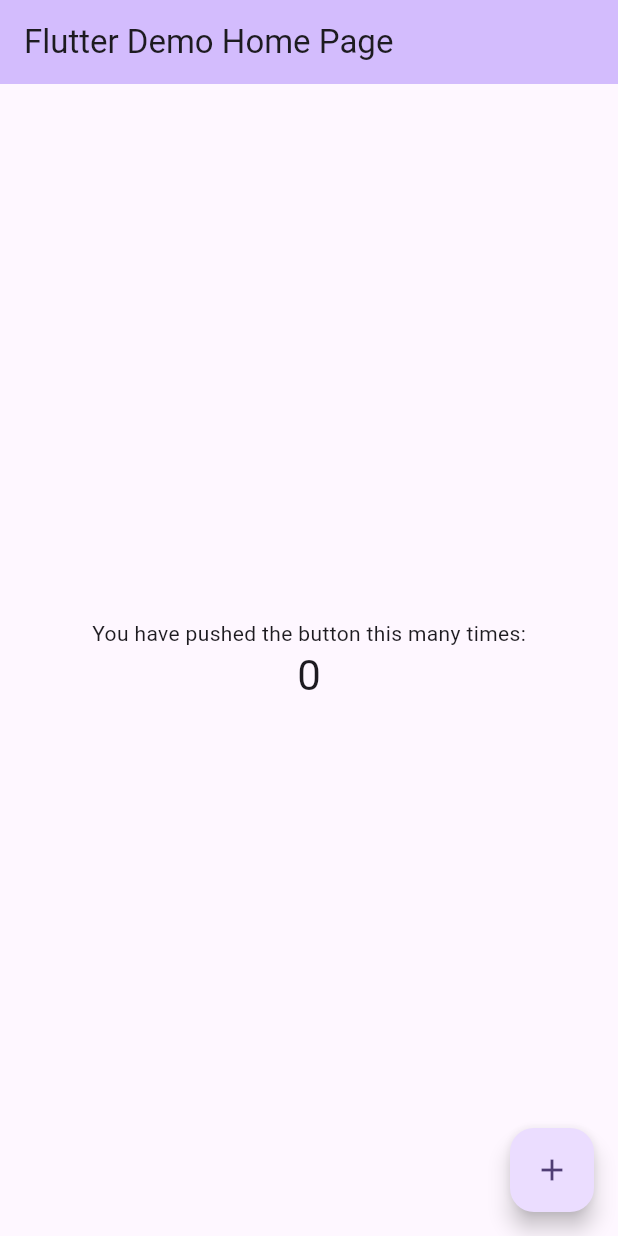
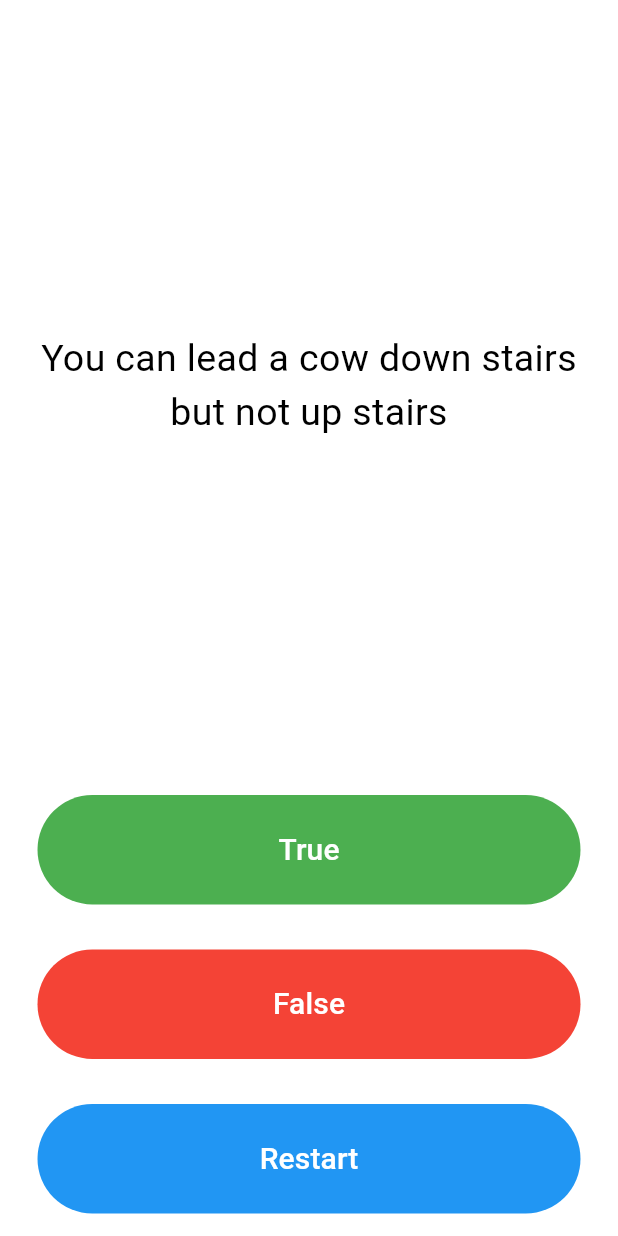
Before and after one commit to the-fanan/quizzler, a Flutter app: the screen it shows after launch, on a phone screen of 412 x 824 dp. Run offline on Flutter 3.47's test engine with Material 3 defaults, Android fonts, the phone set to English and light mode, and no system bars.

Commit message:
feat: my quiz implementation

```diff
--- a/lib/main.dart
+++ b/lib/main.dart
@@ -1,125 +1,166 @@
 import 'package:flutter/material.dart';
 
 void main() {
-  runApp(const MyApp());
+  runApp(const Quizzler());
 }
 
-class MyApp extends StatelessWidget {
-  const MyApp({super.key});
+class QuizzPage extends StatefulWidget {
+  const QuizzPage({super.key});
 
-  // This widget is the root of your application.
   @override
-  Widget build(BuildContext context) {
-    return MaterialApp(
-      title: 'Flutter Demo',
-      theme: ThemeData(
-        // This is the theme of your application.
-        //
-        // TRY THIS: Try running your application with "flutter run". You'll see
-        // the application has a purple toolbar. Then, without quitting the app,
-        // try changing the seedColor in the colorScheme below to Colors.green
-        // and then invoke "hot reload" (save your changes or press the "hot
-        // reload" button in a Flutter-supported IDE, or press "r" if you used
-        // the command line to start the app).
-        //
-        // Notice that the counter didn't reset back to zero; the application
-        // state is not lost during the reload. To reset the state, use hot
-        // restart instead.
-        //
-        // This works for code too, not just values: Most code changes can be
-        // tested with just a hot reload.
-        colorScheme: ColorScheme.fromSeed(seedColor: Colors.deepPurple),
-        useMaterial3: true,
-      ),
-      home: const MyHomePage(title: 'Flutter Demo Home Page'),
-    );
-  }
+  State<QuizzPage> createState() => _QuizzPageState();
 }
 
-class MyHomePage extends StatefulWidget {
-  const MyHomePage({super.key, required this.title});
+class _QuizzPageState extends State<QuizzPage> {
+  List<Icon> scoreKeeper = [];
+  static const List<Map<String, Object>> questions = [
+    {
+      'question': 'You can lead a cow down stairs but not up stairs',
+      'answer': false,
+    },
+    {
+      'question': 'Approximately one quarter of human bones are in the feet',
+      'answer': true,
+    },
+    {
+      'question': 'A slug\'s blood is green',
+      'answer': true,
+    },
+  ];
+  int currentQuestionIndex = 0;
+  String question = questions[0]['question'].toString();
 
-  // This widget is the home page of your application. It is stateful, meaning
-  // that it has a State object (defined below) that contains fields that affect
-  // how it looks.
+  void handleAnswer(bool answer) {
+    Map<String, Object> currentQuestion = questions[currentQuestionIndex];
+    bool expectedAnswer = currentQuestion['answer'].toString() == 'true';
+    Color color = Colors.red;
+    IconData icon = Icons.close;
 
-  // This class is the configuration for the state. It holds the values (in this
-  // case the title) provided by the parent (in this case the App widget) and
-  // used by the build method of the State. Fields in a Widget subclass are
-  // always marked "final".
+    if (answer == expectedAnswer) {
+      color = Colors.green;
+      icon = Icons.check;
+    }
 
-  final String title;
-
-  @override
-  State<MyHomePage> createState() => _MyHomePageState();
-}
-
-class _MyHomePageState extends State<MyHomePage> {
-  int _counter = 0;
-
-  void _incrementCounter() {
     setState(() {
-      // This call to setState tells the Flutter framework that something has
-      // changed in this State, which causes it to rerun the build method below
-      // so that the display can reflect the updated values. If we changed
-      // _counter without calling setState(), then the build method would not be
-      // called again, and so nothing would appear to happen.
-      _counter++;
+      currentQuestionIndex = (currentQuestionIndex + 1) % questions.length;
+      question = questions[currentQuestionIndex]['question'].toString();
+      scoreKeeper.add(Icon(
+        icon,
+        color: color,
+      ));
     });
   }
 
   @override
   Widget build(BuildContext context) {
-    // This method is rerun every time setState is called, for instance as done
-    // by the _incrementCounter method above.
-    //
-    // The Flutter framework has been optimized to make rerunning build methods
-    // fast, so that you can just rebuild anything that needs updating rather
-    // than having to individually change instances of widgets.
-    return Scaffold(
-      appBar: AppBar(
-        // TRY THIS: Try changing the color here to a specific color (to
-        // Colors.amber, perhaps?) and trigger a hot reload to see the AppBar
-        // change color while the other colors stay the same.
-        backgroundColor: Theme.of(context).colorScheme.inversePrimary,
-        // Here we take the value from the MyHomePage object that was created by
-        // the App.build method, and use it to set our appbar title.
-        title: Text(widget.title),
-      ),
-      body: Center(
-        // Center is a layout widget. It takes a single child and positions it
-        // in the middle of the parent.
-        child: Column(
-          // Column is also a layout widget. It takes a list of children and
-          // arranges them vertically. By default, it sizes itself to fit its
-          // children horizontally, and tries to be as tall as its parent.
-          //
-          // Column has various properties to control how it sizes itself and
-          // how it positions its children. Here we use mainAxisAlignment to
-          // center the children vertically; the main axis here is the vertical
-          // axis because Columns are vertical (the cross axis would be
-          // horizontal).
-          //
-          // TRY THIS: Invoke "debug painting" (choose the "Toggle Debug Paint"
-          // action in the IDE, or press "p" in the console), to see the
-          // wireframe for each widget.
-          mainAxisAlignment: MainAxisAlignment.center,
-          children: <Widget>[
-            const Text(
-              'You have pushed the button this many times:',
+    return Column(
+      mainAxisAlignment: MainAxisAlignment.spaceBetween,
+      crossAxisAlignment: CrossAxisAlignment.stretch,
+      children: <Widget>[
+        Expanded(
+          flex: 5,
+          child: Padding(
+            padding: const EdgeInsets.all(10.0),
+            child: Center(
+              child: Text(
+                question,
+                textAlign: TextAlign.center,
+                style: const TextStyle(
+                  fontSize: 25.0,
+                  color: Colors.black,
+                ),
+              ),
             ),
-            Text(
-              '$_counter',
-              style: Theme.of(context).textTheme.headlineMedium,
+          ),
+        ),
+        Expanded(
+          child: Padding(
+            padding: const EdgeInsets.all(15.0),
+            child: TextButton(
+              style: const ButtonStyle(
+                backgroundColor: MaterialStatePropertyAll(Colors.green),
+              ),
+              child: const Text(
+                'True',
+                style: TextStyle(
+                  color: Colors.white,
+                  fontSize: 20.0,
+                ),
+              ),
+              onPressed: () {
+                handleAnswer(true);
+              },
             ),
-          ],
+          ),
         ),
-      ),
-      floatingActionButton: FloatingActionButton(
-        onPressed: _incrementCounter,
-        tooltip: 'Increment',
-        child: const Icon(Icons.add),
-      ), // This trailing comma makes auto-formatting nicer for build methods.
+        Expanded(
+          child: Padding(
+            padding: const EdgeInsets.all(15.0),
+            child: TextButton(
+              style: const ButtonStyle(
+                backgroundColor: MaterialStatePropertyAll(Colors.red),
+              ),
+              child: const Text(
+                'False',
+                style: TextStyle(
+                  fontSize: 20.0,
+                  color: Colors.white,
+                ),
+              ),
+              onPressed: () {
+                handleAnswer(false);
+              },
+            ),
+          ),
+        ),
+        Expanded(
+          child: Padding(
+            padding: const EdgeInsets.all(15.0),
+            child: TextButton(
+              style: const ButtonStyle(
+                backgroundColor: MaterialStatePropertyAll(Colors.blue),
+              ),
+              child: const Text(
+                'Restart',
+                style: TextStyle(
+                  fontSize: 20.0,
+                  color: Colors.white,
+                ),
+              ),
+              onPressed: () {
+                setState(() {
+                  currentQuestionIndex = 0;
+                  scoreKeeper = [];
+                  question = questions[0]['question'].toString();
+                });
+              },
+            ),
+          ),
+        ),
+        Row(
+          children: scoreKeeper,
+        ),
+      ],
     );
   }
 }
+
+class Quizzler extends StatelessWidget {
+  const Quizzler({super.key});
+
+  // This widget is the root of your application.
+  @override
+  Widget build(BuildContext context) {
+    return const MaterialApp(
+      home: Scaffold(
+        backgroundColor: Colors.white,
+        body: SafeArea(
+          child: Padding(
+            padding: EdgeInsets.symmetric(horizontal: 10),
+            child: QuizzPage(),
+          ),
+        ),
+      ),
+    );
+  }
+}
```
